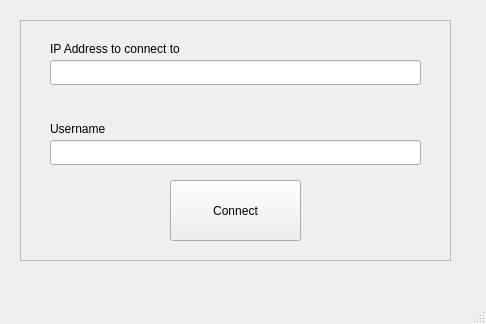
The window that chat_app/connect_gui.ui (JarryChou/etsi-qkd-api) describes before a commit, drawn with Qt 5.
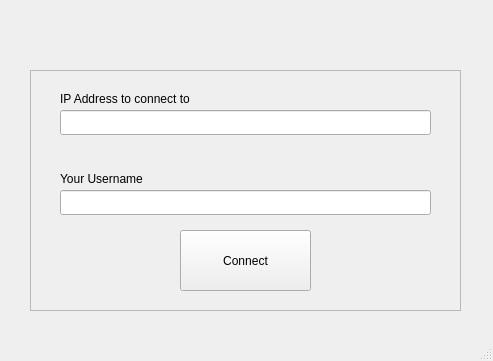
The same window after the commit. Icons and pictures are not drawn.

Diff of the .ui file:
```diff
--- a/chat_app/connect_gui.ui
+++ b/chat_app/connect_gui.ui
@@ -6,8 +6,8 @@
    <rect>
     <x>0</x>
     <y>0</y>
-    <width>486</width>
-    <height>324</height>
+    <width>493</width>
+    <height>361</height>
    </rect>
   </property>
   <property name="windowTitle">
@@ -17,8 +17,8 @@
    <widget class="QFrame" name="frame">
     <property name="geometry">
      <rect>
-      <x>20</x>
-      <y>20</y>
+      <x>30</x>
+      <y>70</y>
       <width>431</width>
       <height>241</height>
      </rect>
@@ -67,12 +67,12 @@
       <rect>
        <x>30</x>
        <y>100</y>
-       <width>71</width>
+       <width>141</width>
        <height>17</height>
       </rect>
      </property>
      <property name="text">
-      <string>Username</string>
+      <string>Your Username</string>
      </property>
     </widget>
     <widget class="QPushButton" name="connect_button">
@@ -89,6 +89,25 @@
      </property>
     </widget>
    </widget>
+   <widget class="QLabel" name="label">
+    <property name="geometry">
+     <rect>
+      <x>120</x>
+      <y>0</y>
+      <width>261</width>
+      <height>71</height>
+     </rect>
+    </property>
+    <property name="text">
+     <string/>
+    </property>
+    <property name="pixmap">
+     <pixmap resource="resource.qrc">:/newPrefix/logo/logo.png</pixmap>
+    </property>
+    <property name="scaledContents">
+     <bool>true</bool>
+    </property>
+   </widget>
   </widget>
   <widget class="QMenuBar" name="menubar">
    <property name="geometry">
```
Left out of the diff: 8 changed lines with no effect on the pictures.
